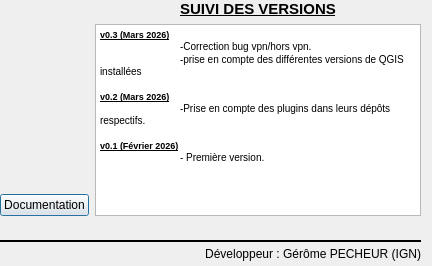
Before: the Qt Designer form aproposde.ui in IGNF/installateur-qgis, drawn with Qt 5.
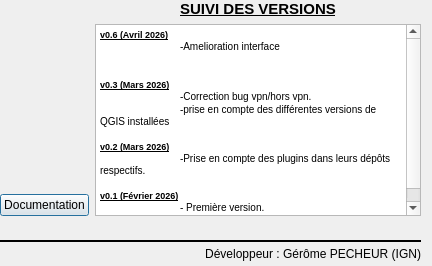
After: the same form once the commit is applied. Icons and pictures are not drawn.

Commit message: amelioration interface

```diff
--- a/aproposde.ui
+++ b/aproposde.ui
@@ -106,17 +106,21 @@
        <string>&lt;!DOCTYPE HTML PUBLIC &quot;-//W3C//DTD HTML 4.0//EN&quot; &quot;http://www.w3.org/TR/REC-html40/strict.dtd&quot;&gt;
 &lt;html&gt;&lt;head&gt;&lt;meta name=&quot;qrichtext&quot; content=&quot;1&quot; /&gt;&lt;style type=&quot;text/css&quot;&gt;
 p, li { white-space: pre-wrap; }
-&lt;/style&gt;&lt;/head&gt;&lt;body style=&quot; font-family:'MS Shell Dlg 2'; font-size:7.8pt; font-weight:400; font-style:normal;&quot;&gt;
+&lt;/style&gt;&lt;/head&gt;&lt;body style=&quot; font-family:'MS Shell Dlg 2'; font-size:8.25pt; font-weight:400; font-style:normal;&quot;&gt;
+&lt;p style=&quot; margin-top:0px; margin-bottom:0px; margin-left:0px; margin-right:0px; -qt-block-indent:0; text-indent:0px;&quot;&gt;&lt;span style=&quot; font-size:7pt; font-weight:600; text-decoration: underline;&quot;&gt;v0.6 (Avril 2026)&lt;/span&gt;&lt;/p&gt;
+&lt;p style=&quot; margin-top:0px; margin-bottom:0px; margin-left:0px; margin-right:0px; -qt-block-indent:0; text-indent:0px;&quot;&gt;&lt;span style=&quot; font-size:7pt;&quot;&gt;	&lt;/span&gt;&lt;span style=&quot; font-size:7.8pt;&quot;&gt;-Amelioration interface&lt;/span&gt;&lt;/p&gt;
+&lt;p style=&quot; margin-top:0px; margin-bottom:0px; margin-left:0px; margin-right:0px; -qt-block-indent:0; text-indent:0px;&quot;&gt;&lt;span style=&quot; font-size:7.8pt;&quot;&gt;	&lt;/span&gt;&lt;/p&gt;
+&lt;p style=&quot;-qt-paragraph-type:empty; margin-top:0px; margin-bottom:0px; margin-left:0px; margin-right:0px; -qt-block-indent:0; text-indent:0px; font-size:7.8pt;&quot;&gt;&lt;br /&gt;&lt;/p&gt;
 &lt;p style=&quot; margin-top:0px; margin-bottom:0px; margin-left:0px; margin-right:0px; -qt-block-indent:0; text-indent:0px;&quot;&gt;&lt;span style=&quot; font-size:7pt; font-weight:600; text-decoration: underline;&quot;&gt;v0.3 (Mars 2026)&lt;/span&gt;&lt;/p&gt;
-&lt;p style=&quot; margin-top:0px; margin-bottom:0px; margin-left:0px; margin-right:0px; -qt-block-indent:0; text-indent:0px;&quot;&gt;&lt;span style=&quot; font-size:7pt;&quot;&gt;	&lt;/span&gt;-Correction bug vpn/hors vpn.&lt;/p&gt;
-&lt;p style=&quot; margin-top:0px; margin-bottom:0px; margin-left:0px; margin-right:0px; -qt-block-indent:0; text-indent:0px;&quot;&gt;	-prise en compte des différentes versions de QGIS installées&lt;/p&gt;
-&lt;p style=&quot;-qt-paragraph-type:empty; margin-top:0px; margin-bottom:0px; margin-left:0px; margin-right:0px; -qt-block-indent:0; text-indent:0px;&quot;&gt;&lt;br /&gt;&lt;/p&gt;
+&lt;p style=&quot; margin-top:0px; margin-bottom:0px; margin-left:0px; margin-right:0px; -qt-block-indent:0; text-indent:0px;&quot;&gt;&lt;span style=&quot; font-size:7pt;&quot;&gt;	&lt;/span&gt;&lt;span style=&quot; font-size:7.8pt;&quot;&gt;-Correction bug vpn/hors vpn.&lt;/span&gt;&lt;/p&gt;
+&lt;p style=&quot; margin-top:0px; margin-bottom:0px; margin-left:0px; margin-right:0px; -qt-block-indent:0; text-indent:0px;&quot;&gt;&lt;span style=&quot; font-size:7.8pt;&quot;&gt;	-prise en compte des différentes versions de QGIS installées&lt;/span&gt;&lt;/p&gt;
+&lt;p style=&quot;-qt-paragraph-type:empty; margin-top:0px; margin-bottom:0px; margin-left:0px; margin-right:0px; -qt-block-indent:0; text-indent:0px; font-size:7.8pt;&quot;&gt;&lt;br /&gt;&lt;/p&gt;
 &lt;p style=&quot; margin-top:0px; margin-bottom:0px; margin-left:0px; margin-right:0px; -qt-block-indent:0; text-indent:0px;&quot;&gt;&lt;span style=&quot; font-size:7pt; font-weight:600; text-decoration: underline;&quot;&gt;v0.2 (Mars 2026)&lt;/span&gt;&lt;/p&gt;
-&lt;p style=&quot; margin-top:0px; margin-bottom:0px; margin-left:0px; margin-right:0px; -qt-block-indent:0; text-indent:0px;&quot;&gt;&lt;span style=&quot; font-size:7pt;&quot;&gt;	&lt;/span&gt;-Prise en compte des plugins dans leurs dépôts respectifs.&lt;/p&gt;
-&lt;p style=&quot;-qt-paragraph-type:empty; margin-top:0px; margin-bottom:0px; margin-left:0px; margin-right:0px; -qt-block-indent:0; text-indent:0px;&quot;&gt;&lt;br /&gt;&lt;/p&gt;
+&lt;p style=&quot; margin-top:0px; margin-bottom:0px; margin-left:0px; margin-right:0px; -qt-block-indent:0; text-indent:0px;&quot;&gt;&lt;span style=&quot; font-size:7pt;&quot;&gt;	&lt;/span&gt;&lt;span style=&quot; font-size:7.8pt;&quot;&gt;-Prise en compte des plugins dans leurs dépôts respectifs.&lt;/span&gt;&lt;/p&gt;
+&lt;p style=&quot;-qt-paragraph-type:empty; margin-top:0px; margin-bottom:0px; margin-left:0px; margin-right:0px; -qt-block-indent:0; text-indent:0px; font-size:7.8pt;&quot;&gt;&lt;br /&gt;&lt;/p&gt;
 &lt;p style=&quot; margin-top:0px; margin-bottom:0px; margin-left:0px; margin-right:0px; -qt-block-indent:0; text-indent:0px;&quot;&gt;&lt;span style=&quot; font-size:7pt; font-weight:600; text-decoration: underline;&quot;&gt;v0.1 (Février 2026)&lt;/span&gt;&lt;/p&gt;
-&lt;p style=&quot; margin-top:0px; margin-bottom:0px; margin-left:0px; margin-right:0px; -qt-block-indent:0; text-indent:0px;&quot;&gt;&lt;span style=&quot; font-size:7pt;&quot;&gt;	&lt;/span&gt;- Première version.&lt;/p&gt;
-&lt;p style=&quot;-qt-paragraph-type:empty; margin-top:0px; margin-bottom:0px; margin-left:0px; margin-right:0px; -qt-block-indent:0; text-indent:0px;&quot;&gt;&lt;br /&gt;&lt;/p&gt;&lt;/body&gt;&lt;/html&gt;</string>
+&lt;p style=&quot; margin-top:0px; margin-bottom:0px; margin-left:0px; margin-right:0px; -qt-block-indent:0; text-indent:0px;&quot;&gt;&lt;span style=&quot; font-size:7pt;&quot;&gt;	&lt;/span&gt;&lt;span style=&quot; font-size:7.8pt;&quot;&gt;- Première version.&lt;/span&gt;&lt;/p&gt;
+&lt;p style=&quot;-qt-paragraph-type:empty; margin-top:0px; margin-bottom:0px; margin-left:0px; margin-right:0px; -qt-block-indent:0; text-indent:0px; font-size:7.8pt;&quot;&gt;&lt;br /&gt;&lt;/p&gt;&lt;/body&gt;&lt;/html&gt;</string>
       </property>
      </widget>
     </item>
```
The commit also changes 2 other files.
